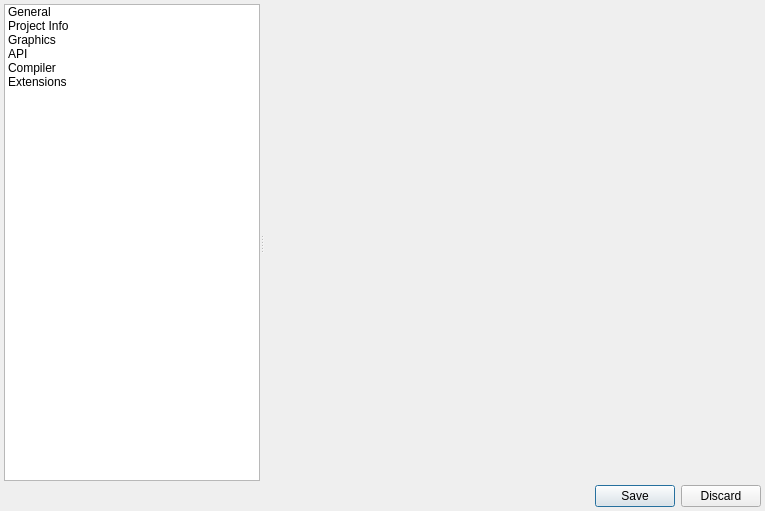
The window that Editors/SettingsEditor.ui (enigma-dev/RadialGM) describes before a commit, drawn with Qt 5.
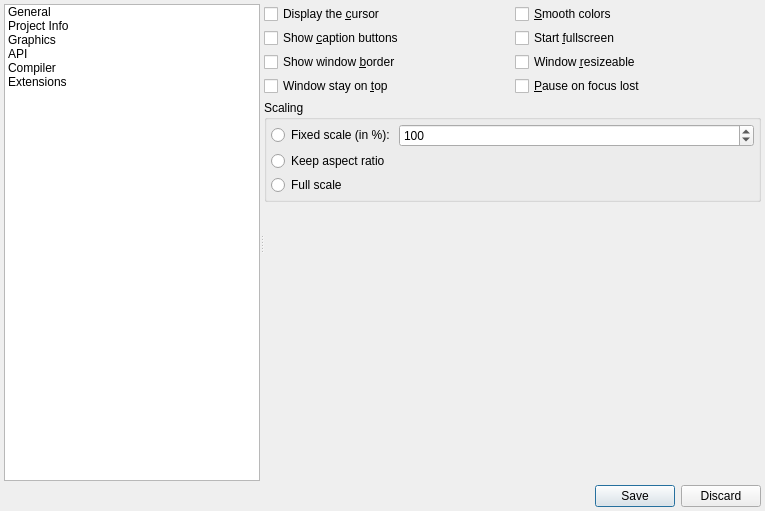
The same window after the commit. The open tabs and pages were chosen to show the change. Icons and pictures are not drawn.

Commit message: add graphics page to settings editor

What changed in the file:
```diff
--- a/Editors/SettingsEditor.ui
+++ b/Editors/SettingsEditor.ui
@@ -93,6 +93,191 @@
        </sizepolicy>
       </property>
       <widget class="QWidget" name="emptyPage"/>
+      <widget class="QWidget" name="graphicsPage">
+       <layout class="QVBoxLayout" name="verticalLayout_4" stretch="0,0,0">
+        <property name="spacing">
+         <number>4</number>
+        </property>
+        <property name="leftMargin">
+         <number>0</number>
+        </property>
+        <property name="topMargin">
+         <number>0</number>
+        </property>
+        <property name="rightMargin">
+         <number>0</number>
+        </property>
+        <property name="bottomMargin">
+         <number>0</number>
+        </property>
+        <item>
+         <widget class="QWidget" name="widget_2" native="true">
+          <layout class="QGridLayout" name="gridLayout_4">
+           <property name="leftMargin">
+            <number>0</number>
+           </property>
+           <property name="topMargin">
+            <number>0</number>
+           </property>
+           <property name="rightMargin">
+            <number>0</number>
+           </property>
+           <property name="bottomMargin">
+            <number>0</number>
+           </property>
+           <property name="spacing">
+            <number>4</number>
+           </property>
+           <item row="9" column="0">
+            <widget class="QCheckBox" name="checkBox_4">
+             <property name="text">
+              <string>Window stay on &amp;top</string>
+             </property>
+            </widget>
+           </item>
+           <item row="3" column="1">
+            <widget class="QCheckBox" name="checkBox_2">
+             <property name="text">
+              <string>&amp;Smooth colors</string>
+             </property>
+            </widget>
+           </item>
+           <item row="4" column="1">
+            <widget class="QCheckBox" name="checkBox">
+             <property name="text">
+              <string>Start &amp;fullscreen</string>
+             </property>
+            </widget>
+           </item>
+           <item row="3" column="0">
+            <widget class="QCheckBox" name="checkBox_3">
+             <property name="text">
+              <string>Display the &amp;cursor</string>
+             </property>
+            </widget>
+           </item>
+           <item row="4" column="0">
+            <widget class="QCheckBox" name="checkBox_6">
+             <property name="text">
+              <string>Show &amp;caption buttons</string>
+             </property>
+            </widget>
+           </item>
+           <item row="7" column="1">
+            <widget class="QCheckBox" name="checkBox_7">
+             <property name="text">
+              <string>Window &amp;resizeable</string>
+             </property>
+            </widget>
+           </item>
+           <item row="7" column="0">
+            <widget class="QCheckBox" name="checkBox_5">
+             <property name="text">
+              <string>Show window &amp;border</string>
+             </property>
+            </widget>
+           </item>
+           <item row="9" column="1">
+            <widget class="QCheckBox" name="checkBox_8">
+             <property name="text">
+              <string>&amp;Pause on focus lost</string>
+             </property>
+            </widget>
+           </item>
+          </layout>
+         </widget>
+        </item>
+        <item>
+         <widget class="QGroupBox" name="groupBox_2">
+          <property name="sizePolicy">
+           <sizepolicy hsizetype="Preferred" vsizetype="Preferred">
+            <horstretch>0</horstretch>
+            <verstretch>0</verstretch>
+           </sizepolicy>
+          </property>
+          <property name="title">
+           <string>Scaling</string>
+          </property>
+          <layout class="QGridLayout" name="gridLayout_3" columnstretch="0,1">
+           <property name="leftMargin">
+            <number>4</number>
+           </property>
+           <property name="topMargin">
+            <number>4</number>
+           </property>
+           <property name="rightMargin">
+            <number>4</number>
+           </property>
+           <property name="bottomMargin">
+            <number>4</number>
+           </property>
+           <property name="spacing">
+            <number>4</number>
+           </property>
+           <item row="2" column="0">
+            <widget class="QRadioButton" name="radioButton_2">
+             <property name="text">
+              <string>Keep aspect ratio</string>
+             </property>
+            </widget>
+           </item>
+           <item row="1" column="1">
+            <widget class="QSpinBox" name="spinBox">
+             <property name="sizePolicy">
+              <sizepolicy hsizetype="Minimum" vsizetype="Fixed">
+               <horstretch>0</horstretch>
+               <verstretch>0</verstretch>
+              </sizepolicy>
+             </property>
+             <property name="minimum">
+              <number>1</number>
+             </property>
+             <property name="maximum">
+              <number>1000</number>
+             </property>
+             <property name="value">
+              <number>100</number>
+             </property>
+            </widget>
+           </item>
+           <item row="3" column="0">
+            <widget class="QRadioButton" name="radioButton_3">
+             <property name="text">
+              <string>Full scale</string>
+             </property>
+            </widget>
+           </item>
+           <item row="1" column="0">
+            <widget class="QRadioButton" name="radioButton">
+             <property name="sizePolicy">
+              <sizepolicy hsizetype="Minimum" vsizetype="Fixed">
+               <horstretch>0</horstretch>
+               <verstretch>0</verstretch>
+              </sizepolicy>
+             </property>
+             <property name="text">
+              <string>Fixed scale (in %):</string>
+             </property>
+            </widget>
+           </item>
+          </layout>
+         </widget>
+        </item>
+        <item>
+         <spacer name="verticalSpacer_2">
+          <property name="orientation">
+           <enum>Qt::Vertical</enum>
+          </property>
+          <property name="sizeHint" stdset="0">
+           <size>
+            <width>20</width>
+            <height>40</height>
+           </size>
+          </property>
+         </spacer>
+        </item>
+       </layout>
+      </widget>
       <widget class="QWidget" name="compilerPage">
        <layout class="QVBoxLayout" name="verticalLayout_3">
         <property name="spacing">
```
Left out of the diff: 6 changed lines with no effect on the pictures. The commit also changes 1 other file.
